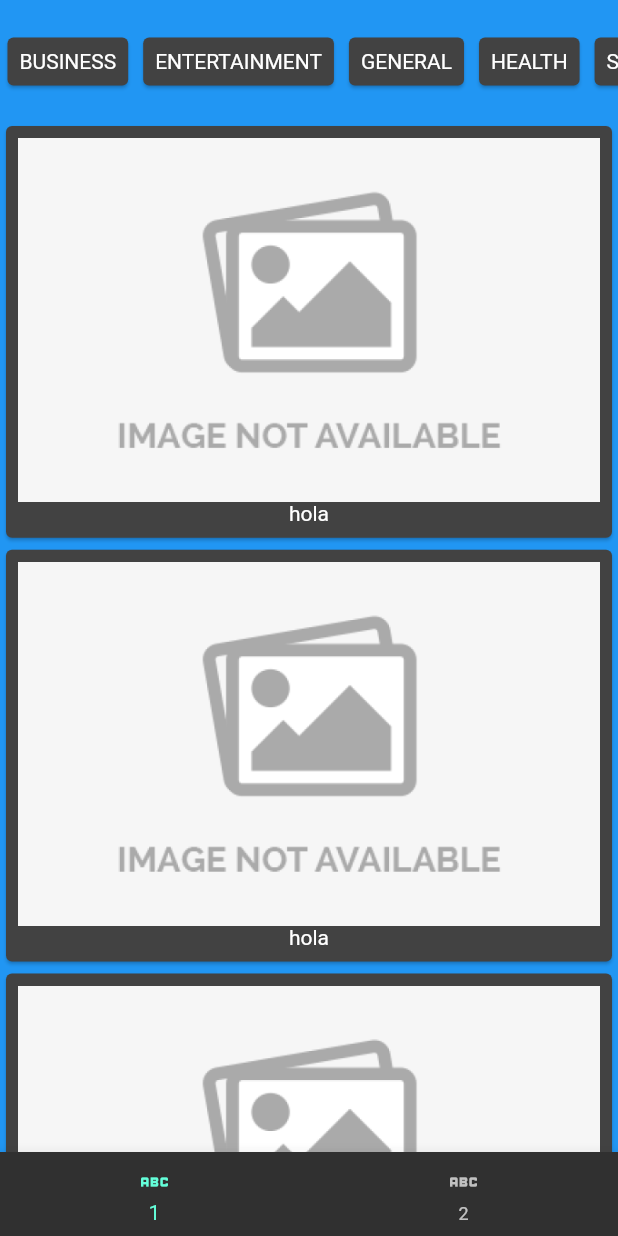
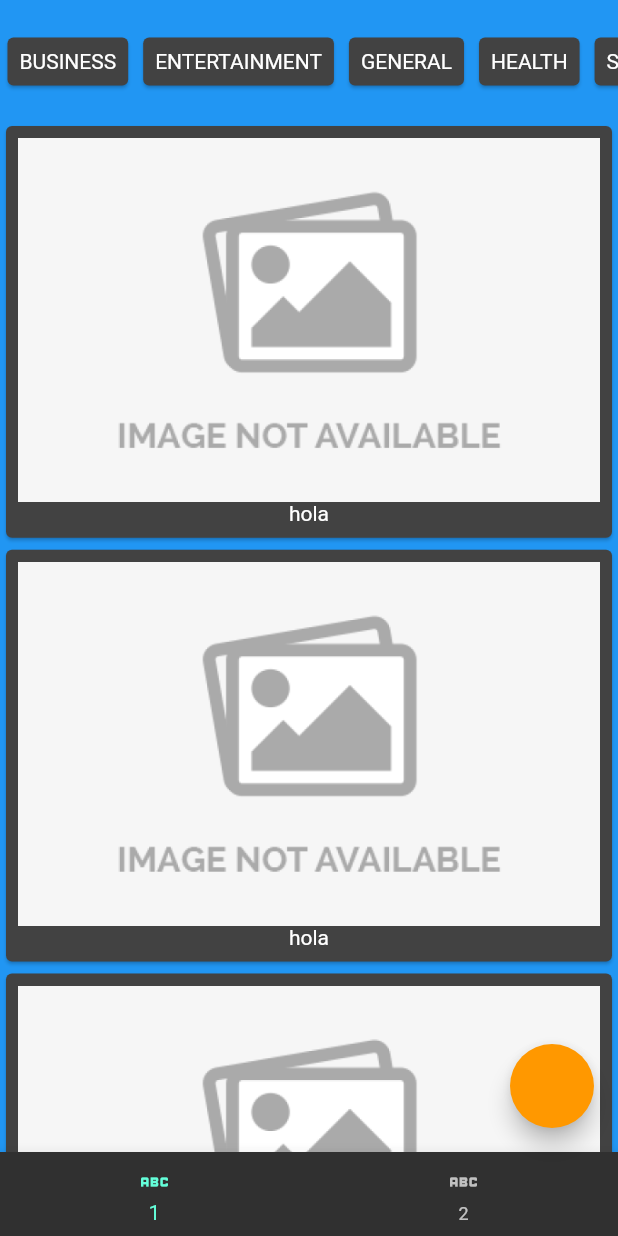
Before and after one commit to franciscoestebanfigueroa/noticias, a Flutter app: the screen it shows after launch, on a phone screen of 412 x 824 dp. Run offline on Flutter 3.47's test engine with Material 2 defaults, Android fonts, the phone set to English and light mode, and no system bars; our stand-ins replace font_awesome_flutter; network calls fail.

```diff
--- a/lib/screens/home.dart
+++ b/lib/screens/home.dart
@@ -15,12 +15,12 @@ class Home extends StatelessWidget {
     return Scaffold(
       body: _Body(controlerPage: controlerPage),
       bottomNavigationBar: const CustomNavigatorBar(),
-      //  floatingActionButton: FloatingActionButton(
-      //    onPressed: () async {
-      //      final data = Provider.of<ProviderService>(context, listen: false);
-      //      await data.getNotice();
-      //  },
-      // ),
+        floatingActionButton: FloatingActionButton(
+          onPressed: () async {
+            final data = Provider.of<ProviderService>(context, listen: false);
+            await data.getBusqueda('technology');
+        },
+       ),
     );
   }
 }
--- a/lib/screens/page_2.dart
+++ b/lib/screens/page_2.dart
@@ -26,7 +26,7 @@ class _ListCategory extends StatelessWidget {
   @override
   Widget build(BuildContext context) {
     final provider = Provider.of<ProviderService>(context);
-    return Container(
+    return SizedBox(
         height: 80,
         child: ListView.builder(
             scrollDirection: Axis.horizontal,
@@ -37,8 +37,12 @@ class _ListCategory extends StatelessWidget {
                   const SizedBox(
                     height: 20,
                   ),
-                  Card(
-                      margin: EdgeInsets.all(5),
+                  GestureDetector(
+                    onTap: (){
+                      provider.getBusqueda(provider.category[index].categoria);
+                    },
+                    child: Card(
+                        margin:const  EdgeInsets.all(5),
                         child: Row(
                           children: [
                             Padding(
@@ -48,6 +52,7 @@ class _ListCategory extends StatelessWidget {
                             ),
                           ],
                         )),
+                  ),
                 ],
               );
             }));
```
Also changed, not shown: lib/providers/provider_services.dart (+27 -0 lines). Lines whose indentation alone changed are shown as unchanged.
